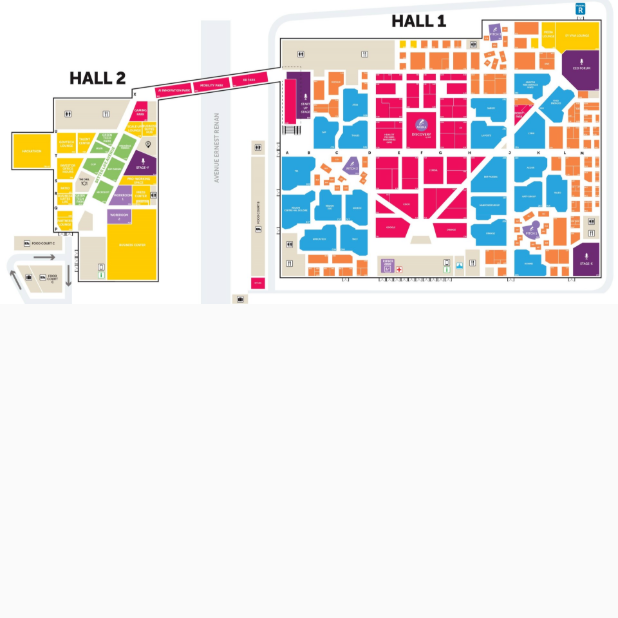
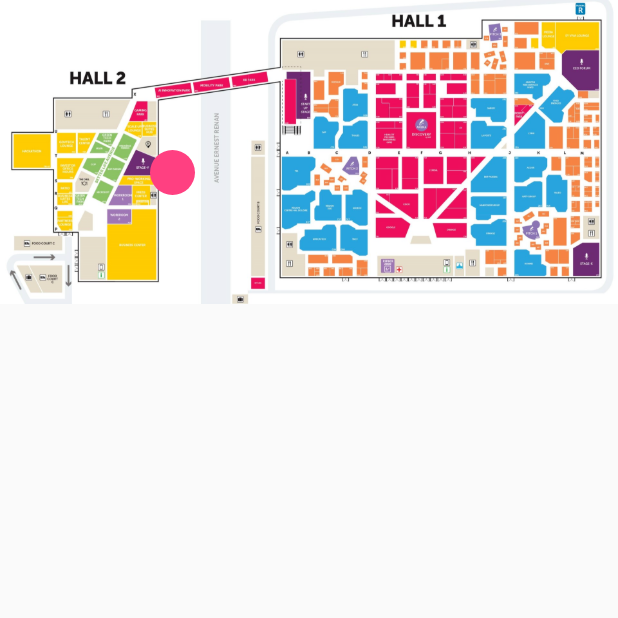
Before and after one commit to FELS-dev/frontend-flutter, a Flutter app: the screen it shows after launch, on a phone screen of 412 x 824 dp, the top half of it. Run offline on Flutter 3.47's test engine with Material 2 defaults, Android fonts, the phone set to English and light mode, and no system bars; our stand-ins replace qr_flutter; missing offline and left inert: mobile_scanner.

Commit message:
feat: Add a pin to map

```diff
--- a/lib/main.dart
+++ b/lib/main.dart
@@ -15,7 +15,23 @@ class MyApp extends StatelessWidget {
           minScale: 0.1,
           maxScale: 10.0,
           scaleEnabled: true,
-          child: Image.asset('assets/eventMap.png'),
+          child: Stack(
+            children: <Widget>[
+              Image.asset('assets/eventMap.png'),
+              Positioned(
+                left: 100,
+                top: 100,
+                child: Container(
+                  width: 30,
+                  height: 30,
+                  decoration: const BoxDecoration(
+                    color: Colors.pinkAccent,
+                    shape: BoxShape.circle,
+                  ),
+                ),
+              ),
+            ],
+          ),
         ),
       ),
     );
```
